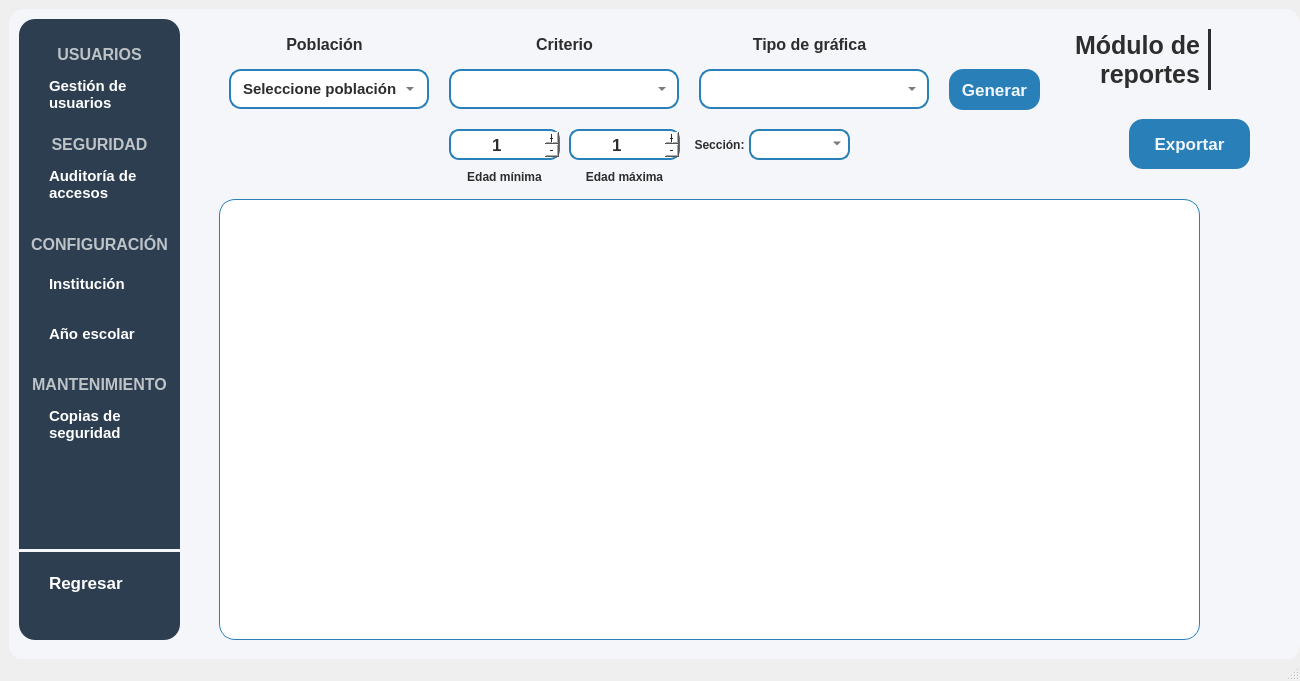
This is resources/ui/main.ui in Proyecto-Uptjaa/Proyecto_SIRA as Qt 5 draws it before an edit. The edited form follows.
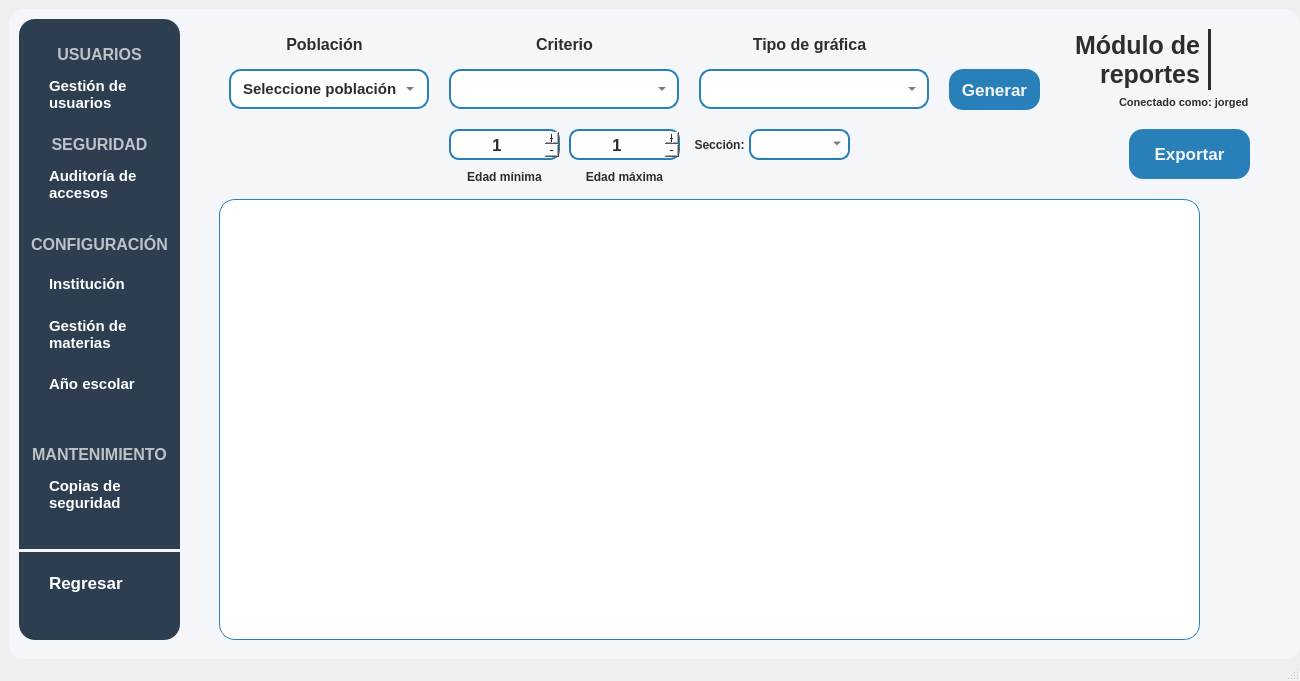
This is the edited form. The open tabs and pages were chosen to show the change. Icons and pictures are not drawn. Custom widgets are drawn as their Qt base class.

Commit message:
feat: Nuevo modulo de materias y notas
- Modulo de gestion de materias, para crear y desactivar materias
  (admin).
- Funcion de asignar materias en creacion de secciones
- Modulo de notas para carga masiva de notas a estudiantes
- Materias y notas solo para Primaria

```diff
--- a/resources/ui/main.ui
+++ b/resources/ui/main.ui
@@ -1397,7 +1397,7 @@
         <property name="geometry">
          <rect>
           <x>0</x>
-          <y>350</y>
+          <y>420</y>
           <width>161</width>
           <height>31</height>
          </rect>
@@ -1423,7 +1423,7 @@
         <property name="geometry">
          <rect>
           <x>10</x>
-          <y>380</y>
+          <y>450</y>
           <width>171</width>
           <height>50</height>
          </rect>
@@ -1619,11 +1619,100 @@
          <enum>Qt::Orientation::Horizontal</enum>
         </property>
        </widget>
+       <widget class="QPushButton" name="btnGestion_materias">
+        <property name="geometry">
+         <rect>
+          <x>10</x>
+          <y>290</y>
+          <width>171</width>
+          <height>50</height>
+         </rect>
+        </property>
+        <property name="sizePolicy">
+         <sizepolicy hsizetype="Minimum" vsizetype="Fixed">
+          <horstretch>0</horstretch>
+          <verstretch>0</verstretch>
+         </sizepolicy>
+        </property>
+        <property name="minimumSize">
+         <size>
+          <width>80</width>
+          <height>30</height>
+         </size>
+        </property>
+        <property name="maximumSize">
+         <size>
+          <width>200</width>
+          <height>50</height>
+         </size>
+        </property>
+        <property name="font">
+         <font>
+          <family>Segoe UI</family>
+          <pointsize>11</pointsize>
+          <italic>false</italic>
+          <bold>true</bold>
+         </font>
+        </property>
+        <property name="cursor">
+         <cursorShape>PointingHandCursor</cursorShape>
+        </property>
+        <property name="layoutDirection">
+         <enum>Qt::LayoutDirection::LeftToRight</enum>
+        </property>
+        <property name="styleSheet">
+         <string notr="true">QPushButton {
+   background: transparent;
+    color: #FFFFFF;
+    border: none;
+    padding: 2px 16px;
+    border-radius: 15px;
+	text-align: left;
+    padding-left: 20px; /* Mueve el ícono a la derecha un poco */
+}
+QPushButton:hover {
+	
+	background-color: rgb(69, 98, 126);
+}
+QPushButton:checked {
+    background-color: #f5f6fa;
+ 	color: #2d2d2d;
+	
+}</string>
+        </property>
+        <property name="text">
+         <string>Gestión de
+materias</string>
+        </property>
+        <property name="icon">
+         <iconset resource="../icons/resources_ui.qrc">
+          <normaloff>:/icons/gestion_materias_w.png</normaloff>
+          <normalon>:/icons/gestion_materias_b.png</normalon>:/icons/gestion_materias_w.png</iconset>
+        </property>
+        <property name="iconSize">
+         <size>
+          <width>18</width>
+          <height>18</height>
+         </size>
+        </property>
+        <property name="checkable">
+         <bool>true</bool>
+        </property>
+        <property name="checked">
+         <bool>false</bool>
+        </property>
+        <property name="autoExclusive">
+         <bool>false</bool>
+        </property>
+        <attribute name="buttonGroup">
+         <string notr="true">buttonGroup</string>
+        </attribute>
+       </widget>
        <widget class="QPushButton" name="btnAnio_escolar">
         <property name="geometry">
          <rect>
           <x>10</x>
-          <y>290</y>
+          <y>340</y>
           <width>171</width>
           <height>50</height>
          </rect>
@@ -3388,7 +3477,7 @@
        <property name="geometry">
         <rect>
          <x>950</x>
-         <y>100</y>
+         <y>110</y>
          <width>121</width>
          <height>50</height>
         </rect>
@@ -3851,6 +3940,64 @@
         <bool>true</bool>
        </property>
       </widget>
+      <widget class="QLabel" name="lblConectado_como">
+       <property name="geometry">
+        <rect>
+         <x>940</x>
+         <y>75</y>
+         <width>161</width>
+         <height>16</height>
+        </rect>
+       </property>
+       <property name="font">
+        <font>
+         <family>Segoe UI</family>
+         <pointsize>8</pointsize>
+         <bold>true</bold>
+        </font>
+       </property>
+       <property name="styleSheet">
+        <string notr="true">color: #2d2d2d</string>
+       </property>
+       <property name="text">
+        <string>Conectado como: jorged</string>
+       </property>
+       <property name="alignment">
+        <set>Qt::AlignmentFlag::AlignLeading|Qt::AlignmentFlag::AlignLeft|Qt::AlignmentFlag::AlignVCenter</set>
+       </property>
+      </widget>
+      <widget class="QLabel" name="lblIcon_conectado_como">
+       <property name="geometry">
+        <rect>
+         <x>920</x>
+         <y>75</y>
+         <width>16</width>
+         <height>16</height>
+        </rect>
+       </property>
+       <property name="font">
+        <font>
+         <family>Segoe UI</family>
+         <pointsize>8</pointsize>
+         <bold>true</bold>
+        </font>
+       </property>
+       <property name="styleSheet">
+        <string notr="true">color: #2d2d2d</string>
+       </property>
+       <property name="text">
+        <string/>
+       </property>
+       <property name="pixmap">
+        <pixmap resource="../icons/resources_ui.qrc">:/icons/usuario-activo.png</pixmap>
+       </property>
+       <property name="scaledContents">
+        <bool>true</bool>
+       </property>
+       <property name="alignment">
+        <set>Qt::AlignmentFlag::AlignLeading|Qt::AlignmentFlag::AlignLeft|Qt::AlignmentFlag::AlignVCenter</set>
+       </property>
+      </widget>
      </widget>
      <widget class="QWidget" name="admin_gestion_usuarios">
       <widget class="QPushButton" name="btnCrear_usuario">
```
Left out of the diff: 548 changed lines with no effect on the pictures. The commit also changes 31 other files.
